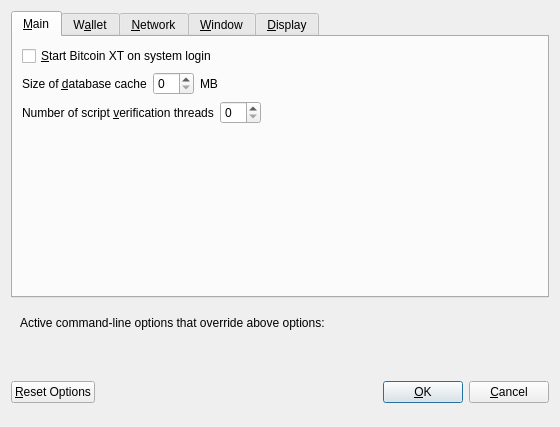
Old version of the form src/qt/forms/optionsdialog.ui in the repository bitcoinxt/bitcoinxt.
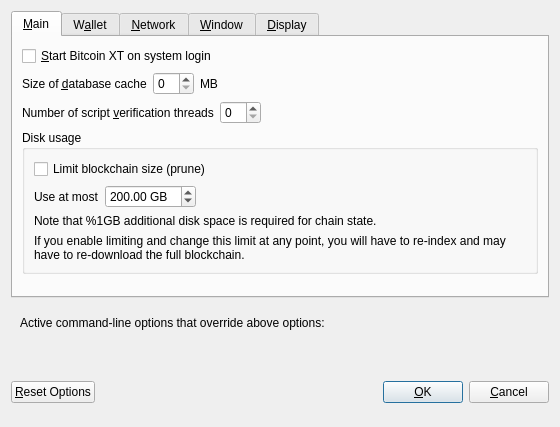
New version of the form. Custom widgets are drawn as their Qt base class.

Commit message: Added pruning to options dialog

Patch:
```diff
--- a/src/qt/forms/optionsdialog.ui
+++ b/src/qt/forms/optionsdialog.ui
@@ -117,6 +117,82 @@
          </item>
         </layout>
        </item>
+       <item>
+        <widget class="QGroupBox" name="groupBox_3">
+         <property name="title">
+          <string>Disk usage</string>
+         </property>
+         <layout class="QVBoxLayout" name="verticalLayout_3">
+          <item>
+           <widget class="QCheckBox" name="pruneEnableChk">
+            <property name="text">
+             <string>Limit blockchain size (prune)</string>
+            </property>
+           </widget>
+          </item>
+          <item>
+           <layout class="QHBoxLayout" name="horizontalLayout">
+            <item>
+             <widget class="QLabel" name="label">
+              <property name="text">
+               <string>Use at most</string>
+              </property>
+             </widget>
+            </item>
+            <item>
+             <widget class="QDoubleSpinBox" name="pruneSize">
+              <property name="suffix">
+               <string> GB</string>
+              </property>
+              <property name="minimum">
+               <double>0.550000000000000</double>
+              </property>
+              <property name="maximum">
+               <double>9999.000000000000000</double>
+              </property>
+              <property name="value">
+               <double>200.000000000000000</double>
+              </property>
+             </widget>
+            </item>
+            <item>
+             <spacer name="horizontalSpacer_3">
+              <property name="orientation">
+               <enum>Qt::Horizontal</enum>
+              </property>
+              <property name="sizeHint" stdset="0">
+               <size>
+                <width>40</width>
+                <height>20</height>
+               </size>
+              </property>
+             </spacer>
+            </item>
+           </layout>
+          </item>
+          <item>
+           <widget class="QLabel" name="diskRequiredLbl">
+            <property name="text">
+             <string>Note that %1GB additional disk space is required for chain state.</string>
+            </property>
+            <property name="wordWrap">
+             <bool>true</bool>
+            </property>
+           </widget>
+          </item>
+          <item>
+           <widget class="QLabel" name="label_3">
+            <property name="text">
+             <string>If you enable limiting and change this limit at any point, you will have to re-index and may have to re-download the full blockchain.</string>
+            </property>
+            <property name="wordWrap">
+             <bool>true</bool>
+            </property>
+           </widget>
+          </item>
+         </layout>
+        </widget>
+       </item>
        <item>
         <spacer name="verticalSpacer_Main">
          <property name="orientation">
```
The commit also changes 5 other files.
